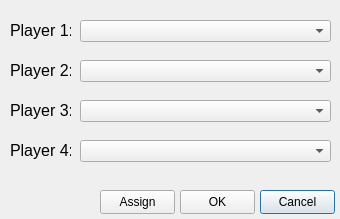
Before: the Qt Designer form Windows/playerAssignWindow.ui in 6Bolt/Hook-Of-The-Reaper, drawn with Qt 5.
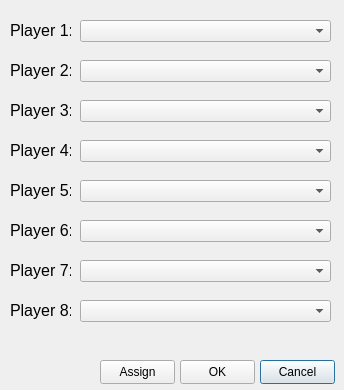
After: the same form once the commit is applied.

```diff
--- a/Windows/playerAssignWindow.ui
+++ b/Windows/playerAssignWindow.ui
@@ -6,8 +6,8 @@
    <rect>
     <x>0</x>
     <y>0</y>
-    <width>340</width>
-    <height>219</height>
+    <width>344</width>
+    <height>390</height>
    </rect>
   </property>
   <property name="font">
@@ -94,7 +94,7 @@
    <property name="geometry">
     <rect>
      <x>180</x>
-     <y>190</y>
+     <y>360</y>
      <width>75</width>
      <height>24</height>
     </rect>
@@ -115,7 +115,7 @@
    <property name="geometry">
     <rect>
      <x>100</x>
-     <y>190</y>
+     <y>360</y>
      <width>75</width>
      <height>24</height>
     </rect>
@@ -136,7 +136,7 @@
    <property name="geometry">
     <rect>
      <x>260</x>
-     <y>190</y>
+     <y>360</y>
      <width>75</width>
      <height>24</height>
     </rect>
@@ -193,6 +193,118 @@
     </rect>
    </property>
   </widget>
+  <widget class="QComboBox" name="player5ComboBox">
+   <property name="geometry">
+    <rect>
+     <x>80</x>
+     <y>180</y>
+     <width>251</width>
+     <height>22</height>
+    </rect>
+   </property>
+  </widget>
+  <widget class="QLabel" name="label_5">
+   <property name="geometry">
+    <rect>
+     <x>10</x>
+     <y>170</y>
+     <width>61</width>
+     <height>41</height>
+    </rect>
+   </property>
+   <property name="font">
+    <font>
+     <pointsize>12</pointsize>
+    </font>
+   </property>
+   <property name="text">
+    <string>Player 5:</string>
+   </property>
+  </widget>
+  <widget class="QComboBox" name="player6ComboBox">
+   <property name="geometry">
+    <rect>
+     <x>80</x>
+     <y>220</y>
+     <width>251</width>
+     <height>22</height>
+    </rect>
+   </property>
+  </widget>
+  <widget class="QComboBox" name="player8ComboBox">
+   <property name="geometry">
+    <rect>
+     <x>80</x>
+     <y>300</y>
+     <width>251</width>
+     <height>22</height>
+    </rect>
+   </property>
+  </widget>
+  <widget class="QComboBox" name="player7ComboBox">
+   <property name="geometry">
+    <rect>
+     <x>80</x>
+     <y>260</y>
+     <width>251</width>
+     <height>22</height>
+    </rect>
+   </property>
+  </widget>
+  <widget class="QLabel" name="label_6">
+   <property name="geometry">
+    <rect>
+     <x>10</x>
+     <y>250</y>
+     <width>61</width>
+     <height>41</height>
+    </rect>
+   </property>
+   <property name="font">
+    <font>
+     <pointsize>12</pointsize>
+    </font>
+   </property>
+   <property name="text">
+    <string>Player 7:</string>
+   </property>
+  </widget>
+  <widget class="QLabel" name="label_7">
+   <property name="geometry">
+    <rect>
+     <x>10</x>
+     <y>210</y>
+     <width>61</width>
+     <height>41</height>
+    </rect>
+   </property>
+   <property name="font">
+    <font>
+     <pointsize>12</pointsize>
+    </font>
+   </property>
+   <property name="text">
+    <string>Player 6:</string>
+   </property>
+  </widget>
+  <widget class="QLabel" name="label_8">
+   <property name="geometry">
+    <rect>
+     <x>10</x>
+     <y>290</y>
+     <width>61</width>
+     <height>41</height>
+    </rect>
+   </property>
+   <property name="font">
+    <font>
+     <pointsize>12</pointsize>
+    </font>
+   </property>
+   <property name="text">
+    <string>Player 8:</string>
+   </property>
+  </widget>
  </widget>
  <tabstops>
   <tabstop>player1ComboBox</tabstop>
```
